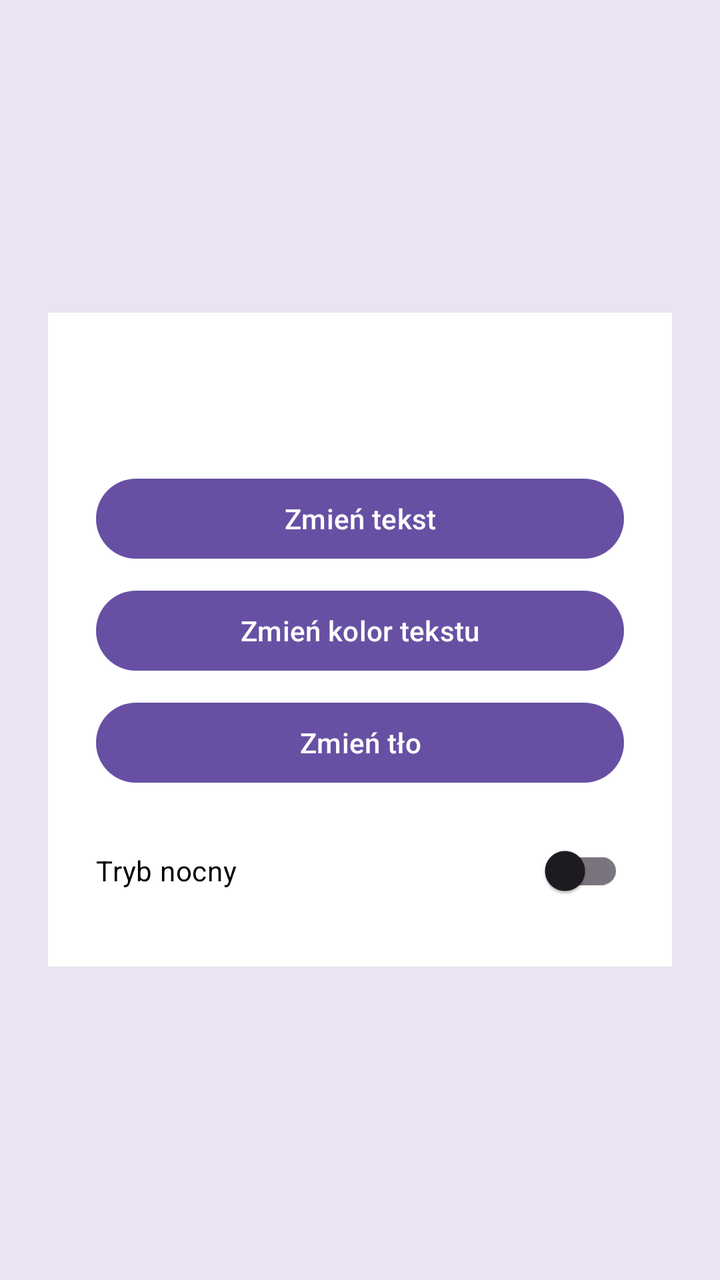
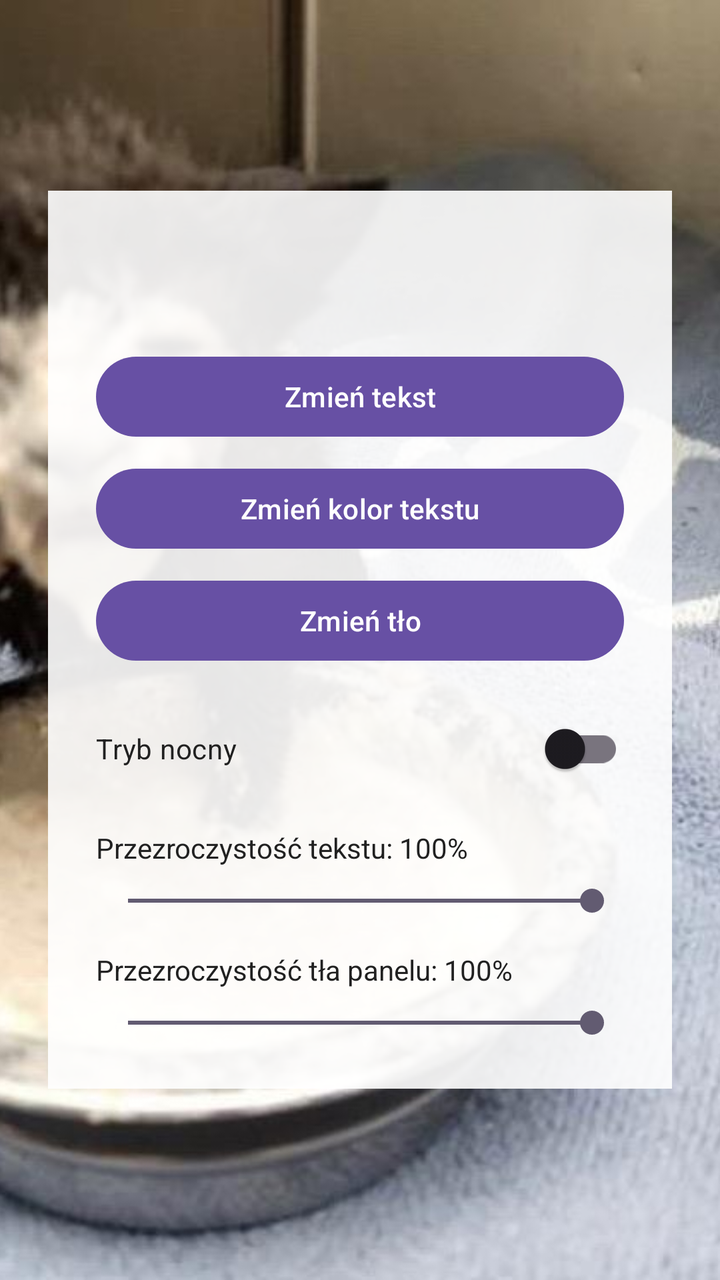

An Android layout rendered at two revisions. The XML below is the earlier revision; the diff shows what the commit changed to produce the second picture.
<!-- AndroidManifest.xml: application theme Theme.PersonalizatorTekstu -->
<!-- res/layout/activity_main.xml -->
<?xml version="1.0" encoding="utf-8"?>
<LinearLayout xmlns:android="http://schemas.android.com/apk/res/android"
    android:id="@+id/rootLayout"
    android:layout_width="match_parent"
    android:layout_height="match_parent"
    android:background="@drawable/tlo1"
    android:gravity="center"
    android:orientation="vertical"
    android:padding="24dp">

    <LinearLayout
        android:id="@+id/cardLayout"
        android:layout_width="match_parent"
        android:layout_height="wrap_content"
        android:background="@color/card_bg"
        android:gravity="center"
        android:orientation="vertical"
        android:padding="24dp">

        <TextView
            android:id="@+id/tvText"
            android:layout_width="match_parent"
            android:layout_height="wrap_content"
            android:gravity="center"
            android:textColor="@color/text_color"
            android:textSize="26sp"
            android:textStyle="bold" />

        <Button
            android:id="@+id/btnChangeText"
            android:layout_width="match_parent"
            android:layout_height="wrap_content"
            android:layout_marginTop="20dp"
            android:text="Zmień tekst" />

        <Button
            android:id="@+id/btnChangeColor"
            android:layout_width="match_parent"
            android:layout_height="wrap_content"
            android:layout_marginTop="8dp"
            android:text="Zmień kolor tekstu" />

        <Button
            android:id="@+id/btnChangeBg"
            android:layout_width="match_parent"
            android:layout_height="wrap_content"
            android:layout_marginTop="8dp"
            android:text="Zmień tło" />

        <androidx.appcompat.widget.SwitchCompat
            android:id="@+id/switchNight"
            android:layout_width="match_parent"
            android:layout_height="wrap_content"
            android:layout_marginTop="16dp"
            android:text="Tryb nocny"
            android:textColor="@color/text_color" />

    </LinearLayout>

</LinearLayout>
<!-- resources referenced by this layout -->
<resources>
  <color name="card_bg">#FFFFFF</color>
  <color name="text_color">#000000</color>
  <!-- drawable tlo1 (drawable) -->
  <?xml version="1.0" encoding="utf-8"?>
  <shape xmlns:android="http://schemas.android.com/apk/res/android">
      <solid android:color="#EAE4F2" />
  </shape>
  <style name="Theme.PersonalizatorTekstu" parent="Base.Theme.PersonalizatorTekstu" />
  <style name="Base.Theme.PersonalizatorTekstu" parent="Theme.Material3.DayNight.NoActionBar">
      </style>
</resources>

<!-- the commit's change to res/layout/activity_main.xml (unified diff, before → after) -->
@@ -1,60 +1,105 @@
 <?xml version="1.0" encoding="utf-8"?>
-<LinearLayout xmlns:android="http://schemas.android.com/apk/res/android"
-    android:id="@+id/rootLayout"
+<FrameLayout xmlns:android="http://schemas.android.com/apk/res/android"
     android:layout_width="match_parent"
-    android:layout_height="match_parent"
-    android:background="@drawable/tlo1"
-    android:gravity="center"
-    android:orientation="vertical"
-    android:padding="24dp">
+    android:layout_height="match_parent">
+
+    <ImageView
+        android:id="@+id/bgImage"
+        android:layout_width="match_parent"
+        android:layout_height="match_parent"
+        android:contentDescription="@null"
+        android:scaleType="centerCrop"
+        android:src="@drawable/tlo1" />
 
     <LinearLayout
-        android:id="@+id/cardLayout"
+        android:id="@+id/rootLayout"
         android:layout_width="match_parent"
-        android:layout_height="wrap_content"
-        android:background="@color/card_bg"
+        android:layout_height="match_parent"
         android:gravity="center"
         android:orientation="vertical"
         android:padding="24dp">
 
-        <TextView
-            android:id="@+id/tvText"
+        <LinearLayout
+            android:id="@+id/panel"
             android:layout_width="match_parent"
             android:layout_height="wrap_content"
+            android:background="@color/card_bg"
             android:gravity="center"
-            android:textColor="@color/text_color"
-            android:textSize="26sp"
-            android:textStyle="bold" />
+            android:orientation="vertical"
+            android:padding="24dp">
 
-        <Button
-            android:id="@+id/btnChangeText"
-            android:layout_width="match_parent"
-            android:layout_height="wrap_content"
-            android:layout_marginTop="20dp"
-            android:text="Zmień tekst" />
+            <TextView
+                android:id="@+id/tvText"
+                android:layout_width="match_parent"
+                android:layout_height="wrap_content"
+                android:gravity="center"
+                android:textColor="@color/text_color"
+                android:textSize="26sp"
+                android:textStyle="bold" />
 
-        <Button
-            android:id="@+id/btnChangeColor"
-            android:layout_width="match_parent"
-            android:layout_height="wrap_content"
-            android:layout_marginTop="8dp"
-            android:text="Zmień kolor tekstu" />
+            <Button
+                android:id="@+id/btnChangeText"
+                android:layout_width="match_parent"
+                android:layout_height="wrap_content"
+                android:layout_marginTop="20dp"
+                android:text="@string/btn_change_text" />
 
-        <Button
-            android:id="@+id/btnChangeBg"
-            android:layout_width="match_parent"
-            android:layout_height="wrap_content"
-            android:layout_marginTop="8dp"
-            android:text="Zmień tło" />
+            <Button
+                android:id="@+id/btnChangeColor"
+                android:layout_width="match_parent"
+                android:layout_height="wrap_content"
+                android:layout_marginTop="8dp"
+                android:text="@string/btn_change_color" />
 
-        <androidx.appcompat.widget.SwitchCompat
-            android:id="@+id/switchNight"
-            android:layout_width="match_parent"
-            android:layout_height="wrap_content"
-            android:layout_marginTop="16dp"
-            android:text="Tryb nocny"
-            android:textColor="@color/text_color" />
+            <Button
+                android:id="@+id/btnChangeBg"
+                android:layout_width="match_parent"
+                android:layout_height="wrap_content"
+                android:layout_marginTop="8dp"
+                android:text="@string/btn_change_bg" />
+
+            <androidx.appcompat.widget.SwitchCompat
+                android:id="@+id/switchNight"
+                android:layout_width="match_parent"
+                android:layout_height="wrap_content"
+                android:layout_marginTop="16dp"
+                android:text="@string/switch_night"
+                android:textColor="@color/text_color" />
+
+            <TextView
+                android:id="@+id/tvAlphaLabel"
+                android:layout_width="match_parent"
+                android:layout_height="wrap_content"
+                android:layout_marginTop="16dp"
+                android:text="@string/tv_alpha_label"
+                android:textColor="@color/text_color" />
+
+            <SeekBar
+                android:id="@+id/seekAlpha"
+                android:layout_width="match_parent"
+                android:layout_height="wrap_content"
+                android:layout_marginTop="8dp"
+                android:max="100"
+                android:progress="100" />
+
+            <TextView
+                android:id="@+id/tvAlphaLayout"
+                android:layout_width="match_parent"
+                android:layout_height="wrap_content"
+                android:layout_marginTop="16dp"
+                android:text="@string/tv_alpha_layout"
+                android:textColor="@color/text_color" />
+
+            <SeekBar
+                android:id="@+id/seekAlphaL"
+                android:layout_width="match_parent"
+                android:layout_height="wrap_content"
+                android:layout_marginTop="8dp"
+                android:max="100"
+                android:progress="100" />
+
+        </LinearLayout>
 
     </LinearLayout>
 
-</LinearLayout>
+</FrameLayout>
<!-- resource entries referenced after the edit -->
@@ -1,12 +1,14 @@
 <!-- resources referenced by this layout -->
 <resources>
-  <color name="card_bg">#FFFFFF</color>
-  <color name="text_color">#000000</color>
-  <!-- drawable tlo1 (drawable) -->
-  <?xml version="1.0" encoding="utf-8"?>
-  <shape xmlns:android="http://schemas.android.com/apk/res/android">
-      <solid android:color="#EAE4F2" />
-  </shape>
+  <color name="card_bg">#E6FFFFFF</color>
+  <color name="text_color">#212121</color>
+  <!-- drawable tlo1: jpg bitmap (drawable, 63457 bytes) -->
+  <string name="btn_change_bg">Zmień tło</string>
+  <string name="btn_change_color">Zmień kolor tekstu</string>
+  <string name="btn_change_text">Zmień tekst</string>
+  <string name="switch_night">Tryb nocny</string>
+  <string name="tv_alpha_label">Przezroczystość tekstu: 100%</string>
+  <string name="tv_alpha_layout">Przezroczystość tła panelu: 100%</string>
   <style name="Theme.PersonalizatorTekstu" parent="Base.Theme.PersonalizatorTekstu" />
   <style name="Base.Theme.PersonalizatorTekstu" parent="Theme.Material3.DayNight.NoActionBar">
       </style>
